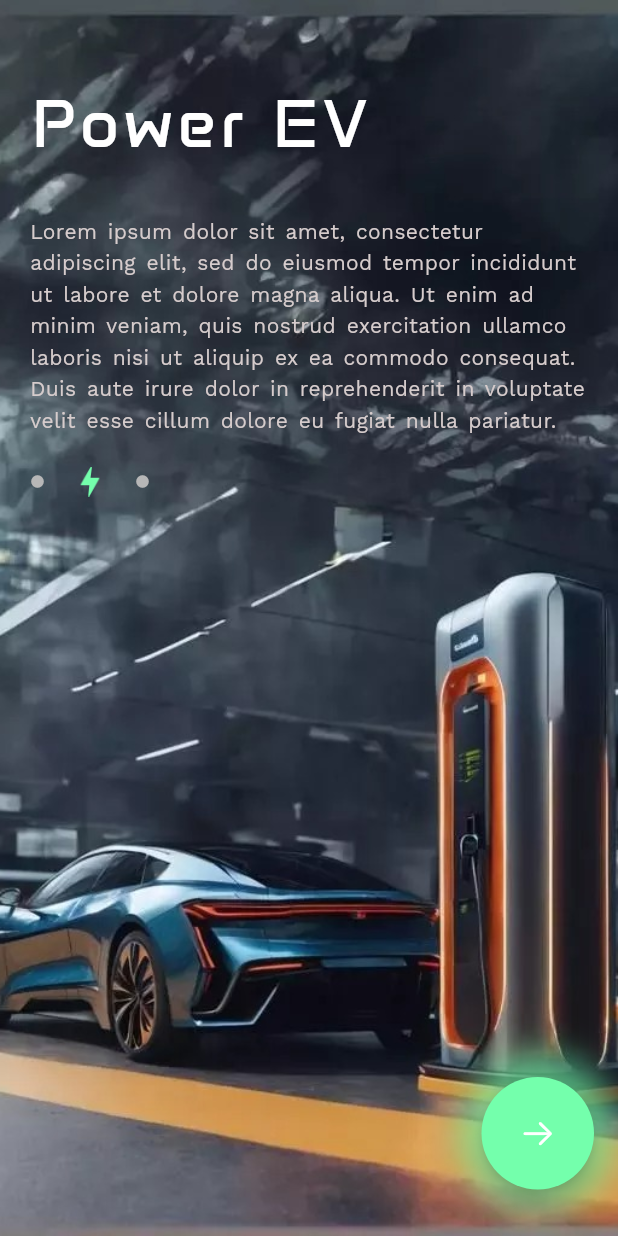
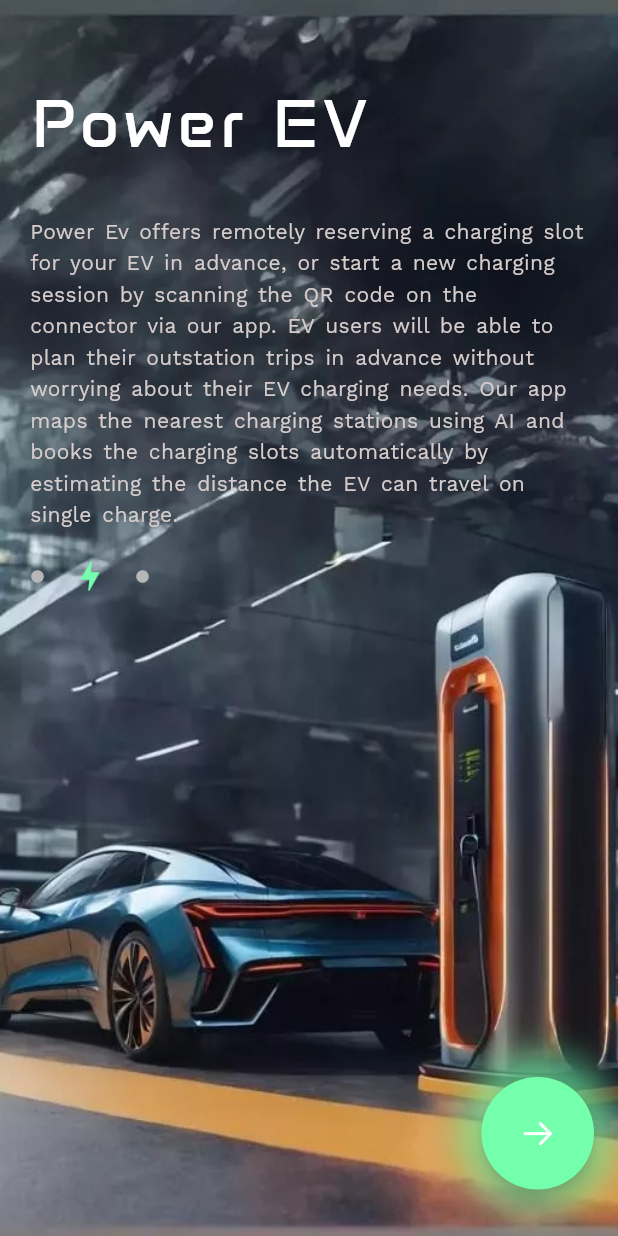
Before and after one commit to priyanshudutta04/PowerEv, a Flutter app: the screen it shows after launch, on a phone screen of 412 x 824 dp. Run offline on Flutter 3.47's test engine with Material 3 defaults, Android fonts, the light colour scheme and no system bars; our stand-ins replace audioplayers, geocoding, geolocator, lottie, shimmer, velocity_x.

Commit message:
minor changes

```diff
--- a/lib/pages/choose_charger.dart
+++ b/lib/pages/choose_charger.dart
@@ -118,9 +118,9 @@ class _ChooseChargerState extends State<ChooseCharger> {
             ),
 
             GestureDetector(
-                onTap: () => {
-                      Navigator.pushNamed(context, '/getStarted')
-                  },
+                // onTap: () => {
+                //       Navigator.pushNamed(context, '/getStarted')
+                //   },
                 child: Padding(
                   padding: const EdgeInsets.only(left: 15, right: 15, top: 60,bottom: 10),
                   child: Align(
--- a/lib/pages/get_started.dart
+++ b/lib/pages/get_started.dart
@@ -69,7 +69,7 @@ class GetStarted extends StatelessWidget {
                     color: Colors.transparent
                   ),
                   child: Text(
-                    "Lorem ipsum dolor sit amet, consectetur adipiscing elit, sed do eiusmod tempor incididunt ut labore et dolore magna aliqua. Ut enim ad minim veniam, quis nostrud exercitation ullamco laboris nisi ut aliquip ex ea commodo consequat. Duis aute irure dolor in reprehenderit in voluptate velit esse cillum dolore eu fugiat nulla pariatur.",
+                    "Power Ev offers remotely reserving a charging slot for your EV in advance, or start a new charging session by scanning the QR code on the connector via our app. EV users will be able to plan their outstation trips in advance without worrying about their EV charging needs. Our app maps the nearest charging stations using AI and books the charging slots automatically by estimating the distance the EV can travel on single charge.",
                     style: TextStyle(
                       fontSize: 14,
                       color: Color.fromARGB(255, 214, 204, 204),
```
